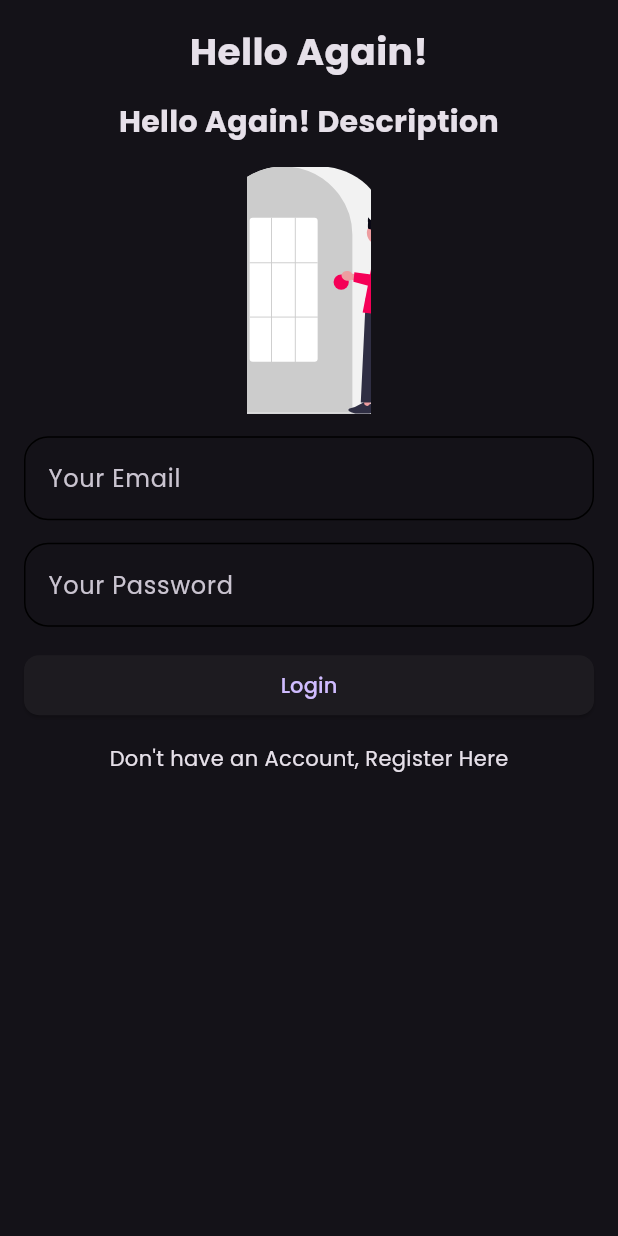
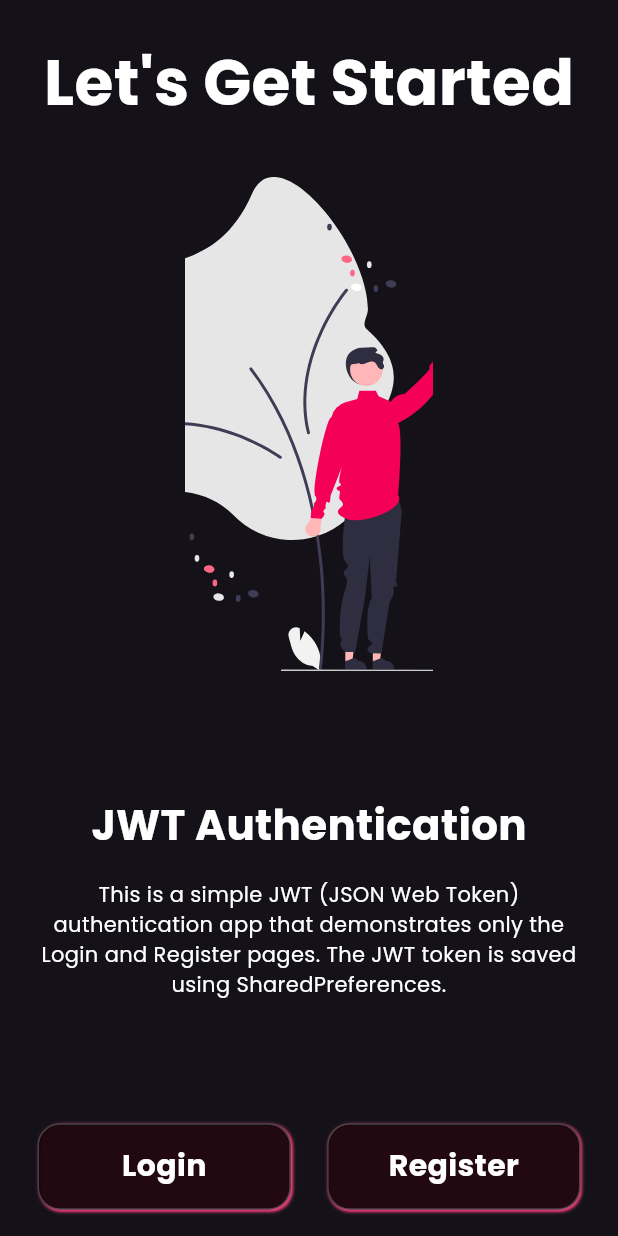
Before and after one commit to PAIshanMadusha/json-web-token-authentication, a Flutter app: the screen it shows after launch, on a phone screen of 412 x 824 dp. Run offline on Flutter 3.47's test engine with Material 3 defaults, Android fonts, the phone set to English and light mode, and no system bars; our stand-ins replace flutter_svg, google_fonts, shared_preferences.

Commit message:
Authentication Home Page Design

```diff
--- a/flutter_client/lib/main.dart
+++ b/flutter_client/lib/main.dart
@@ -1,4 +1,5 @@
 import 'package:flutter/material.dart';
+import 'package:flutter_client/pages/authentication_home_page.dart';
 import 'package:flutter_client/pages/login_page.dart';
 import 'package:flutter_client/pages/main_page.dart';
 import 'package:google_fonts/google_fonts.dart';
@@ -20,7 +21,7 @@ class MyApp extends StatelessWidget {
         brightness: Brightness.dark,
         fontFamily: GoogleFonts.poppins().fontFamily,
       ),
-      home: CheckAuthenticationStatus(),
+      home: AuthenticationHomePage(),
     );
   }
 }
--- /dev/null
+++ b/flutter_client/lib/pages/authentication_home_page.dart
@@ -0,0 +1,130 @@
+import 'package:flutter/material.dart';
+import 'package:flutter_client/pages/login_page.dart';
+import 'package:flutter_client/pages/register_page.dart';
+import 'package:flutter_svg/flutter_svg.dart';
+
+class AuthenticationHomePage extends StatelessWidget {
+  const AuthenticationHomePage({super.key});
+
+  @override
+  Widget build(BuildContext context) {
+    Size size = MediaQuery.of(context).size;
+
+    return Scaffold(
+      body: SingleChildScrollView(
+        child: SafeArea(
+          child: Padding(
+            padding: EdgeInsets.all(25),
+            child: Center(
+              child: Column(
+                children: [
+                  Text(
+                    "Let's Get Started",
+                    style: TextStyle(
+                      fontSize: 42,
+                      fontWeight: FontWeight.bold,
+                      color: Colors.white,
+                    ),
+                  ),
+                  SizedBox(height: size.height * 0.04),
+                  SvgPicture.asset(
+                    "assets/undrawhome.svg",
+                    height: size.height * 0.4,
+                    width: size.width * 0.4,
+                    fit: BoxFit.cover,
+                  ),
+                  SizedBox(height: size.height * 0.1),
+                  Text(
+                    "JWT Authentication",
+                    style: TextStyle(
+                      fontSize: 28,
+                      fontWeight: FontWeight.bold,
+                      color: Colors.white,
+                    ),
+                  ),
+                  SizedBox(height: size.height * 0.02),
+                  Text(
+                    "This is a simple JWT (JSON Web Token) authentication app that demonstrates only the Login and Register pages. The JWT token is saved using SharedPreferences.",
+                    style: TextStyle(
+                      fontSize: 14,
+                      fontWeight: FontWeight.w400,
+                      color: Colors.white,
+                    ),
+                    textAlign: TextAlign.center,
+                  ),
+                  SizedBox(height: size.height * 0.1),
+                  Row(
+                    mainAxisAlignment: MainAxisAlignment.spaceBetween,
+                    children: [
+                      customContainerButton(
+                        context: context,
+                        onTap: () {
+                          Navigator.push(
+                            context,
+                            MaterialPageRoute(
+                              builder: (context) => LoginPage(),
+                            ),
+                          );
+                        },
+                        text: "Login",
+                      ),
+                      customContainerButton(
+                        context: context,
+                        onTap: () {
+                          Navigator.push(
+                            context,
+                            MaterialPageRoute(
+                              builder: (context) => RegisterPage(),
+                            ),
+                          );
+                        },
+                        text: "Register",
+                      ),
+                    ],
+                  ),
+                ],
+              ),
+            ),
+          ),
+        ),
+      ),
+    );
+  }
+
+  Widget customContainerButton({
+    required BuildContext context,
+    required void Function()? onTap,
+    required String text,
+  }) {
+    return GestureDetector(
+      onTap: onTap,
+      child: Container(
+        width: MediaQuery.of(context).size.width * 0.41,
+        height: MediaQuery.of(context).size.height * 0.07,
+        decoration: BoxDecoration(
+          borderRadius: BorderRadius.circular(15),
+          color: Colors.black87,
+          border: Border.all(color: Colors.white24),
+          boxShadow: [
+            BoxShadow(
+              color: Colors.pinkAccent,
+              spreadRadius: 0,
+              blurRadius: 1,
+              offset: Offset(1, 1),
+            ),
+          ],
+        ),
+        child: Center(
+          child: Text(
+            text,
+            style: TextStyle(
+              fontWeight: FontWeight.bold,
+              fontSize: 20,
+              color: Colors.white,
+            ),
+          ),
+        ),
+      ),
+    );
+  }
+}
--- a/flutter_client/lib/pages/login_page.dart
+++ b/flutter_client/lib/pages/login_page.dart
@@ -62,8 +62,8 @@ class _LoginPageState extends State<LoginPage> {
   @override
   Widget build(BuildContext context) {
     return Scaffold(
+      appBar: AppBar(),
       body: SingleChildScrollView(
-        child: SafeArea(
         child: Padding(
           padding: EdgeInsets.all(16),
           child: Form(
@@ -96,7 +96,7 @@ class _LoginPageState extends State<LoginPage> {
                     if (value == null || value.isEmpty) {
                       return "Please Enter Your Email";
                     }
-                      if (RegExp(r'^[^@]+@[^@]+\.[^@]+$').hasMatch(value)) {
+                    if (!RegExp(r'^[^@]+@[^@]+\.[^@]+$').hasMatch(value)) {
                       return "Please Enter a Valid Email";
                     }
                     return null;
@@ -146,7 +146,6 @@ class _LoginPageState extends State<LoginPage> {
           ),
         ),
       ),
-      ),
     );
   }
 }
--- a/flutter_client/lib/pages/register_page.dart
+++ b/flutter_client/lib/pages/register_page.dart
@@ -64,8 +64,8 @@ class _RegisterPageState extends State<RegisterPage> {
   @override
   Widget build(BuildContext context) {
     return Scaffold(
+      appBar: AppBar(),
       body: SingleChildScrollView(
-        child: SafeArea(
         child: Padding(
           padding: EdgeInsets.all(16),
           child: Form(
@@ -176,7 +176,6 @@ class _RegisterPageState extends State<RegisterPage> {
           ),
         ),
       ),
-      ),
     );
   }
 }
```
Also changed, not shown: flutter_client/assets/undrawhome.svg (added), flutter_client/assets/undrawwelcome.svg (added), 1 other file. Lines whose indentation alone changed are shown as unchanged.
